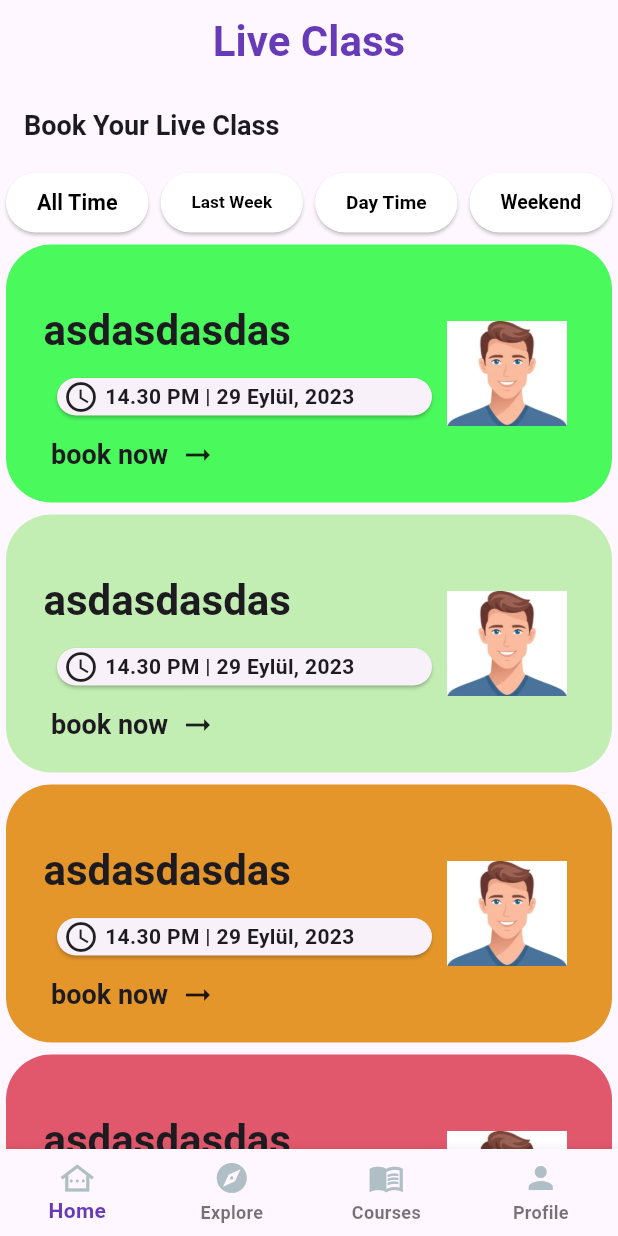
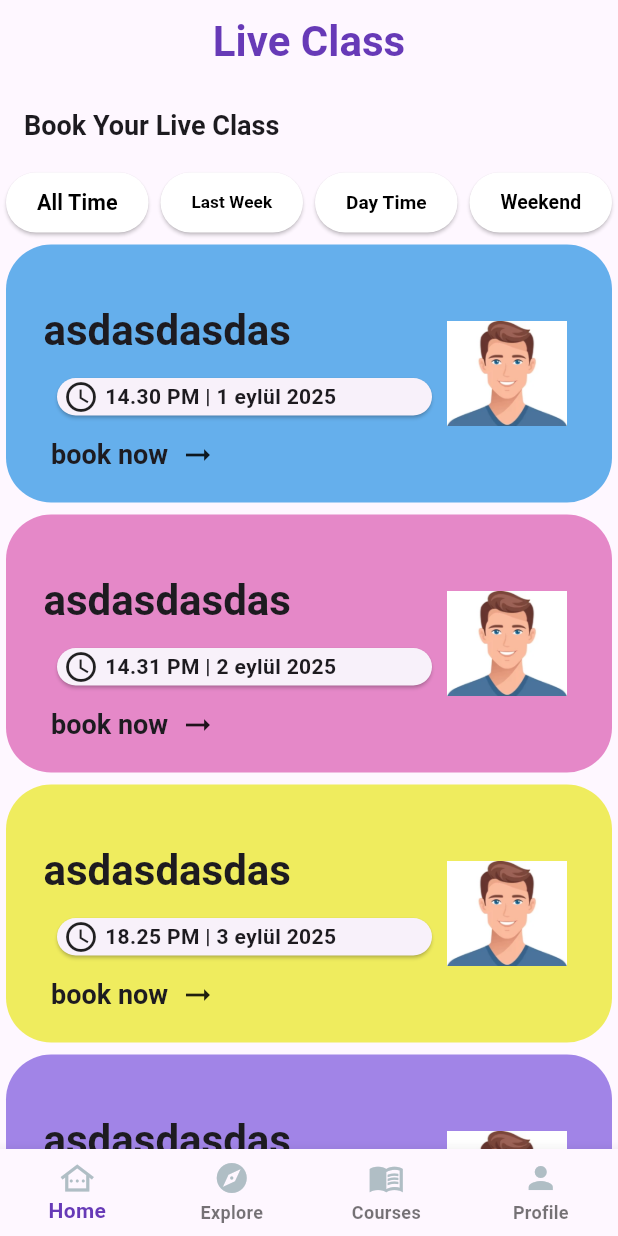
Before and after one commit to uluckabd/flutter_design_draft, a Flutter app: the screen it shows after launch, on a phone screen of 412 x 824 dp. Run offline on Flutter 3.47's test engine with Material 3 defaults, Android fonts, the phone set to English and light mode, and no system bars; our stand-ins replace percent_indicator.

Commit message:
classlar düzenlendi ve kod dinamikleştirildi

```diff
--- a/lib/Babble_App/CoursesPage.dart
+++ b/lib/Babble_App/CoursesPage.dart
@@ -14,25 +14,14 @@ class _CoursesPageState extends State<CoursesPage> {
   Widget build(BuildContext context) {
     return Scaffold(
       bottomNavigationBar: bottommenu(),
-      appBar: AppBar(
-        centerTitle: true,
-        title: Text(
-          "Live Class",
-          style: Theme.of(
-            context,
-          ).textTheme.headlineLarge?.copyWith(color: Colors.deepPurple),
-        ),
-      ),
+      appBar: AppBar(centerTitle: true, title: _Titletext()),
       body: Expanded(
         child: Column(
           crossAxisAlignment: CrossAxisAlignment.start,
           children: [
             Padding(
               padding: const EdgeInsets.all(16.0),
-              child: Text(
-                "Book Your Live Class",
-                style: Theme.of(context).textTheme.headlineMedium,
-              ),
+              child: _Subtitletext(),
             ),
 
             Row(
@@ -49,24 +38,34 @@ class _CoursesPageState extends State<CoursesPage> {
                 child: Column(
                   children: [
                     bodycard(
-                      cardcolor: const Color.fromARGB(255, 74, 249, 92),
-                      title: 'asdasdasdas',
+                      cardcolor: const Color.fromARGB(255, 101, 175, 236),
+                      cardtitle: 'asdasdasdas',
+                      cardtime: '14.30',
+                      carddate: '1 eylül 2025',
                     ),
                     bodycard(
-                      cardcolor: const Color.fromARGB(255, 194, 238, 179),
-                      title: 'asdasdasdas',
+                      cardcolor: const Color.fromARGB(255, 229, 136, 200),
+                      cardtitle: 'asdasdasdas',
+                      cardtime: '14.31',
+                      carddate: '2 eylül 2025',
                     ),
                     bodycard(
-                      cardcolor: const Color.fromARGB(255, 228, 150, 42),
-                      title: 'asdasdasdas',
+                      cardcolor: const Color.fromARGB(255, 239, 236, 94),
+                      cardtitle: 'asdasdasdas',
+                      cardtime: '18.25',
+                      carddate: '3 eylül 2025',
                     ),
                     bodycard(
-                      cardcolor: const Color.fromARGB(255, 225, 87, 108),
-                      title: 'asdasdasdas',
+                      cardcolor: const Color.fromARGB(255, 161, 132, 231),
+                      cardtitle: 'asdasdasdas',
+                      cardtime: '15.30',
+                      carddate: '4 eylül 2025',
                     ),
                     bodycard(
-                      cardcolor: const Color.fromARGB(255, 199, 79, 101),
-                      title: 'asdasdasdas',
+                      cardcolor: const Color.fromARGB(255, 145, 154, 216),
+                      cardtitle: 'asdasdasdas',
+                      cardtime: '16.00',
+                      carddate: '5 eylül 2025',
                     ),
                   ],
                 ),
@@ -79,11 +78,44 @@ class _CoursesPageState extends State<CoursesPage> {
   }
 }
 
+class _Subtitletext extends StatelessWidget {
+  const _Subtitletext({super.key});
+
+  @override
+  Widget build(BuildContext context) {
+    return Text(
+      "Book Your Live Class",
+      style: Theme.of(context).textTheme.headlineMedium,
+    );
+  }
+}
+
+class _Titletext extends StatelessWidget {
+  const _Titletext({super.key});
+
+  @override
+  Widget build(BuildContext context) {
+    return Text(
+      "Live Class",
+      style: Theme.of(
+        context,
+      ).textTheme.headlineLarge?.copyWith(color: Colors.deepPurple),
+    );
+  }
+}
+
 class bodycard extends StatelessWidget {
-  const bodycard({Key? key, required this.cardcolor, required this.title})
-    : super(key: key);
+  const bodycard({
+    Key? key,
+    required this.cardcolor,
+    required this.cardtitle,
+    required this.cardtime,
+    required this.carddate,
+  }) : super(key: key);
   final Color cardcolor;
-  final String title;
+  final String cardtitle;
+  final String cardtime;
+  final String carddate;
 
   @override
   Widget build(BuildContext context) {
@@ -105,7 +137,7 @@ class bodycard extends StatelessWidget {
                   Padding(
                     padding: const EdgeInsets.only(top: 40, left: 25),
                     child: Text(
-                      title,
+                      cardtitle,
                       style: Theme.of(context).textTheme.headlineLarge,
                     ),
                   ),
@@ -125,10 +157,10 @@ class bodycard extends StatelessWidget {
                               child: Icon(Icons.access_time),
                             ),
                             Text(
-                              "14.30 PM | ",
+                              "$cardtime PM | ",
                               style: Theme.of(context).textTheme.bodyMedium,
                             ),
-                            Text("29 Eylül, 2023"),
+                            Text("$carddate"),
                           ],
                         ),
                       ),
```
